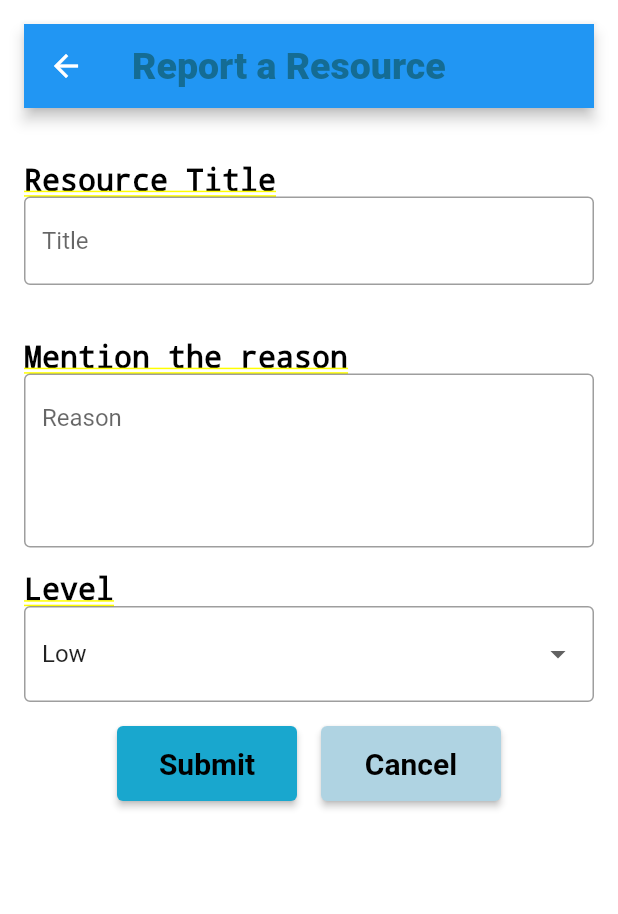
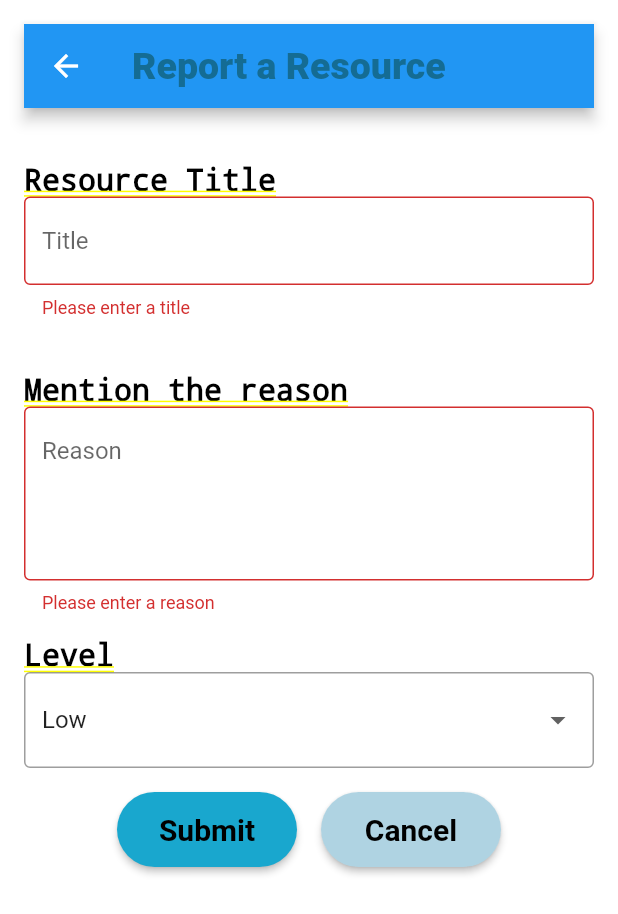
Before and after one commit to Harish3000/shades-app-flutter-project, a Flutter app: the ResourceReportForm screen opened directly, after a tap on "Submit", on a phone screen of 412 x 824 dp. Shown: the top 914 px of the screen. Run offline on Flutter 3.47's test engine with Material 2 defaults, Android fonts, the phone set to English and light mode, and no system bars; our stand-ins replace cloud_firestore, file_picker, firebase_auth, firebase_core, firebase_storage, flutter_rating_bar; accounts and stored records are empty.

Commit message:
update new files

```diff
--- a/shades/lib/features/resource_mgt/reportResource.dart
+++ b/shades/lib/features/resource_mgt/reportResource.dart
@@ -1,9 +1,12 @@
 import 'package:flutter/material.dart';
+import 'package:shades/features/resource_mgt/resource.dart';
+import 'package:shades/features/resource_mgt/ViewPdf.dart';
+import 'package:shades/features/resource_mgt/upload.dart';
+import 'package:firebase_core/firebase_core.dart';
+import 'package:cloud_firestore/cloud_firestore.dart';
 
-import 'dart:ui';
-import 'package:shades/features/resource_mgt/resource.dart';
-// import 'package:google_fonts/google_fonts.dart';
-// import 'package:shades/utils.dart';
+final CollectionReference resourceReports =
+    FirebaseFirestore.instance.collection('resourceReports');
 
 class ResourceReportForm extends StatefulWidget {
   const ResourceReportForm({super.key});
@@ -69,7 +72,13 @@ class _ResourceReportFormState extends State<ResourceReportForm> {
                     hintText: 'Title',
                   ),
                   onSaved: (value) {
-                    _resourceTitle = value!;
+                    _resourceTitle = value ?? '';
+                  },
+                  validator: (value) {
+                    if (value == null || value.isEmpty) {
+                      return 'Please enter a title';
+                    }
+                    return null;
                   },
                 ),
                 const SizedBox(height: 16),
@@ -92,7 +101,13 @@ class _ResourceReportFormState extends State<ResourceReportForm> {
                   ),
                   maxLines: 4,
                   onSaved: (value) {
-                    _reason = value!;
+                    _reason = value ?? '';
+                  },
+                  validator: (value) {
+                    if (value == null || value.isEmpty) {
+                      return 'Please enter a reason';
+                    }
+                    return null;
                   },
                 ),
                 const SizedBox(height: 16),
@@ -117,8 +132,14 @@ class _ResourceReportFormState extends State<ResourceReportForm> {
                   }).toList(),
                   onChanged: (value) {
                     setState(() {
-                      _selectedLevel = value!;
+                      _selectedLevel = value ?? 'Low';
                     });
+                  },
+                  validator: (value) {
+                    if (value == null || value.isEmpty) {
+                      return 'Please select a level';
+                    }
+                    return null;
                   },
                 ),
                 const SizedBox(height: 16),
@@ -127,18 +148,46 @@ class _ResourceReportFormState extends State<ResourceReportForm> {
                   children: [
                     ElevatedButton(
                       style: ElevatedButton.styleFrom(
-                          backgroundColor:
-                              const Color.fromRGBO(25, 167, 206, 1),
+                        backgroundColor: const Color.fromRGBO(25, 167, 206, 1),
                         minimumSize: const Size(120, 50),
+                        shape: RoundedRectangleBorder(
+                          borderRadius: BorderRadius.circular(40),
                         ),
-                        onPressed: () {
-                          if (_formKey.currentState!.validate()) {
-                            _formKey.currentState!.save();
+                      ),
+                      // onPressed: () {
+                      //   if (_formKey.currentState!.validate()) {
+                      //     _formKey.currentState!.save();
                       // You can save the data or perform any action here.
                       // For example, print the data.
                       // print('Resource Title: $_resourceTitle');
                       // print('Reason: $_reason');
                       // print('Selected Level: $_selectedLevel');
+                      //   }
+                      // },
+                      onPressed: () {
+                        if (_formKey.currentState!.validate()) {
+                          _formKey.currentState!.save();
+
+                          try {
+                            // Save the data to Firebase
+                            resourceReports.add({
+                              'resourceTitle': _resourceTitle,
+                              'reason': _reason,
+                              'level': _selectedLevel,
+                            });
+
+                            Navigator.push(
+                              context,
+                              MaterialPageRoute(
+                                builder: (context) => const Scaffold(
+                                  body: ViewPdfForm(),
+                                ),
+                              ),
+                            ); // This line will navigate back to the previous screen.
+                          } catch (e) {
+                            // Handle errors here (e.g., show an error message)
+                            print('Error: $e');
+                          }
                         }
                       },
                       child: const Text(
@@ -147,13 +196,17 @@ class _ResourceReportFormState extends State<ResourceReportForm> {
                             fontSize: 20,
                             fontWeight: FontWeight.bold,
                             color: Colors.black),
-                        )),
+                      ),
+                    ),
                     const SizedBox(width: 16),
                     ElevatedButton(
                         style: ElevatedButton.styleFrom(
                           backgroundColor:
                               const Color.fromRGBO(175, 211, 226, 1),
                           minimumSize: const Size(120, 50),
+                          shape: RoundedRectangleBorder(
+                            borderRadius: BorderRadius.circular(40),
+                          ),
                         ),
                         onPressed: () {
                           // Add cancel logic here.
```
Also changed, not shown: shades/lib/features/resource_mgt/ViewPdf.dart (+6 -17 lines), shades/lib/features/resource_mgt/resource.dart (+74 -33 lines), shades/lib/features/resource_mgt/upload.dart (+18 -4 lines), shades/assets/resource/PDF.jpg (added). Lines whose indentation alone changed are shown as unchanged.
